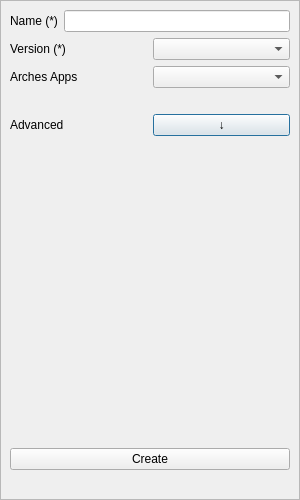
Above: arches_lintels/ui/ui_create_arches_project.ui from k-int/arches-lintels before the change. Below: the same form after it.
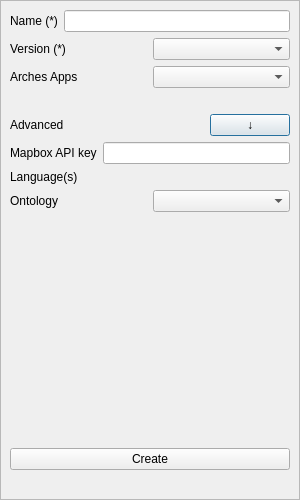
That is the form after the change.

Commit message: Add advanced options

Diff of the .ui file:
```diff
--- a/arches_lintels/ui/ui_create_arches_project.ui
+++ b/arches_lintels/ui/ui_create_arches_project.ui
@@ -106,14 +106,87 @@
           </widget>
          </item>
          <item>
-          <widget class="QPushButton" name="pushButton">
+          <spacer name="horizontalSpacer_2">
+           <property name="orientation">
+            <enum>Qt::Orientation::Horizontal</enum>
+           </property>
+           <property name="sizeHint" stdset="0">
+            <size>
+             <width>40</width>
+             <height>20</height>
+            </size>
+           </property>
+          </spacer>
+         </item>
+         <item>
+          <widget class="QPushButton" name="advancedButton">
            <property name="text">
             <string>↓</string>
            </property>
+           <property name="checkable">
+            <bool>true</bool>
+           </property>
           </widget>
          </item>
         </layout>
        </item>
+       <item>
+        <widget class="QWidget" name="advancedOptions" native="true">
+         <layout class="QVBoxLayout" name="verticalLayout_3">
+          <property name="leftMargin">
+           <number>0</number>
+          </property>
+          <property name="topMargin">
+           <number>0</number>
+          </property>
+          <property name="rightMargin">
+           <number>0</number>
+          </property>
+          <property name="bottomMargin">
+           <number>11</number>
+          </property>
+          <item>
+           <layout class="QHBoxLayout" name="horizontalLayout_5">
+            <item>
+             <widget class="QLabel" name="label_5">
+              <property name="text">
+               <string>Mapbox API key</string>
+              </property>
+             </widget>
+            </item>
+            <item>
+             <widget class="QLineEdit" name="mapboxApiKey"/>
+            </item>
+           </layout>
+          </item>
+          <item>
+           <layout class="QHBoxLayout" name="horizontalLayout_10">
+            <item>
+             <widget class="QLabel" name="label_6">
+              <property name="text">
+               <string>Language(s)</string>
+              </property>
+             </widget>
+            </item>
+           </layout>
+          </item>
+          <item>
+           <layout class="QHBoxLayout" name="horizontalLayout_11">
+            <item>
+             <widget class="QLabel" name="label_7">
+              <property name="text">
+               <string>Ontology</string>
+              </property>
+             </widget>
+            </item>
+            <item>
+             <widget class="QComboBox" name="ontologyCombo"/>
+            </item>
+           </layout>
+          </item>
+         </layout>
+        </widget>
+       </item>
        <item>
         <spacer name="verticalSpacer">
          <property name="orientation">
```
The commit also changes 3 other files.
